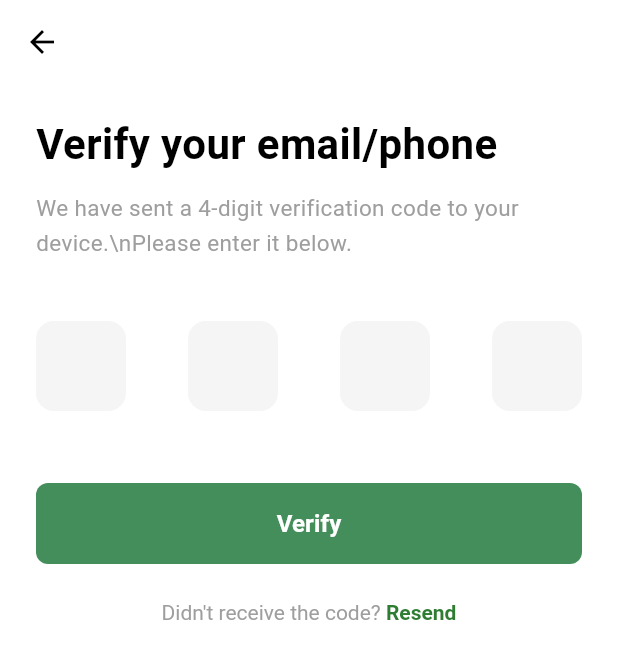
After one commit to difmo/Licious-Application, a Flutter app: the OtpPage screen opened by its route, on a phone screen of 412 x 824 dp. The commit adds this screen. Shown: the top 659 px of the screen. Run offline on Flutter 3.47's test engine with Material 3 defaults, Android fonts, the phone set to English and light mode, and no system bars; our stand-ins replace google_sign_in.

Commit message:
save fix

```diff
--- a/lib/app/data/models/food_models.dart
+++ b/lib/app/data/models/food_models.dart
@@ -91,12 +91,14 @@ class UserProfile {
   final String email;
   final String phone;
   final String profileImage;
+  final String? token;
 
   const UserProfile({
     required this.name,
     required this.email,
     required this.phone,
     required this.profileImage,
+    this.token,
   });
 
   UserProfile copyWith({
@@ -104,12 +106,14 @@ class UserProfile {
     String? email,
     String? phone,
     String? profileImage,
+    String? token,
   }) {
     return UserProfile(
       name: name ?? this.name,
       email: email ?? this.email,
       phone: phone ?? this.phone,
       profileImage: profileImage ?? this.profileImage,
+      token: token ?? this.token,
     );
   }
 }
--- a/lib/app/modules/auth/login_page.dart
+++ b/lib/app/modules/auth/login_page.dart
@@ -72,6 +72,7 @@ class _LoginPageState extends State<LoginPage> {
             email: response.data!.email,
             phone: response.data!.phoneNumber,
             profileImage: 'assets/images/image copy 2.png',
+            token: response.token,
           ),
         );
       }
--- /dev/null
+++ b/lib/app/modules/auth/otp_page.dart
@@ -0,0 +1,196 @@
+import 'package:flutter/material.dart';
+import '../../widgets/common_button.dart';
+import 'package:flutter/services.dart';
+
+class OtpPage extends StatefulWidget {
+  final String? identifier;
+
+  const OtpPage({super.key, this.identifier});
+
+  @override
+  State<OtpPage> createState() => _OtpPageState();
+}
+
+class _OtpPageState extends State<OtpPage> {
+  final List<TextEditingController> _otpControllers = List.generate(
+    4,
+    (index) => TextEditingController(),
+  );
+  final List<FocusNode> _focusNodes = List.generate(4, (index) => FocusNode());
+
+  bool _isLoading = false;
+
+  @override
+  void dispose() {
+    for (var controller in _otpControllers) {
+      controller.dispose();
+    }
+    for (var node in _focusNodes) {
+      node.dispose();
+    }
+    super.dispose();
+  }
+
+  void _verifyOtp() async {
+    final otp = _otpControllers.map((c) => c.text).join();
+    if (otp.length < 4) {
+      ScaffoldMessenger.of(context).showSnackBar(
+        const SnackBar(content: Text('Please enter a valid 4-digit OTP')),
+      );
+      return;
+    }
+
+    setState(() {
+      _isLoading = true;
+    });
+
+    // Simulate OTP verification delay
+    await Future.delayed(const Duration(seconds: 2));
+
+    if (!mounted) return;
+
+    setState(() {
+      _isLoading = false;
+    });
+
+    // In a real scenario, after verifying OTP, you'd save token and navigate to /home
+    ScaffoldMessenger.of(
+      context,
+    ).showSnackBar(const SnackBar(content: Text('OTP Verified Successfully!')));
+    Navigator.pushReplacementNamed(context, '/home');
+  }
+
+  @override
+  Widget build(BuildContext context) {
+    return Scaffold(
+      backgroundColor: Colors.white,
+      appBar: AppBar(
+        backgroundColor: Colors.transparent,
+        elevation: 0,
+        leading: IconButton(
+          icon: const Icon(Icons.arrow_back, color: Colors.black),
+          onPressed: () => Navigator.pop(context),
+        ),
+      ),
+      body: SafeArea(
+        child: Padding(
+          padding: const EdgeInsets.symmetric(horizontal: 24.0),
+          child: Column(
+            crossAxisAlignment: CrossAxisAlignment.start,
+            children: [
+              const SizedBox(height: 20),
+              const Text(
+                'Verify your email/phone',
+                style: TextStyle(
+                  fontSize: 28,
+                  fontWeight: FontWeight.bold,
+                  color: Colors.black,
+                ),
+              ),
+              const SizedBox(height: 12),
+              Text(
+                'We have sent a 4-digit verification code to your device.\\nPlease enter it below.',
+                style: const TextStyle(
+                  fontSize: 15,
+                  color: Colors.grey,
+                  height: 1.5,
+                ),
+              ),
+              const SizedBox(height: 40),
+
+              // OTP Input Fields
+              Row(
+                mainAxisAlignment: MainAxisAlignment.spaceBetween,
+                children: List.generate(
+                  4,
+                  (index) => SizedBox(
+                    width: 60,
+                    height: 60,
+                    child: TextField(
+                      controller: _otpControllers[index],
+                      focusNode: _focusNodes[index],
+                      keyboardType: TextInputType.number,
+                      textAlign: TextAlign.center,
+                      maxLength: 1,
+                      style: const TextStyle(
+                        fontSize: 24,
+                        fontWeight: FontWeight.bold,
+                        color: Colors.black,
+                      ),
+                      decoration: InputDecoration(
+                        counterText: '',
+                        filled: true,
+                        fillColor: Colors.grey.shade100,
+                        border: OutlineInputBorder(
+                          borderRadius: BorderRadius.circular(12),
+                          borderSide: BorderSide.none,
+                        ),
+                        focusedBorder: OutlineInputBorder(
+                          borderRadius: BorderRadius.circular(12),
+                          borderSide: const BorderSide(
+                            color: Color(0xFF2E7D32),
+                            width: 2,
+                          ),
+                        ),
+                      ),
+                      inputFormatters: [FilteringTextInputFormatter.digitsOnly],
+                      onChanged: (value) {
+                        if (value.isNotEmpty && index < 3) {
+                          FocusScope.of(
+                            context,
+                          ).requestFocus(_focusNodes[index + 1]);
+                        } else if (value.isEmpty && index > 0) {
+                          FocusScope.of(
+                            context,
+                          ).requestFocus(_focusNodes[index - 1]);
+                        }
+                      },
+                    ),
+                  ),
+                ),
+              ),
+              const SizedBox(height: 48),
+
+              // Verify Button
+              _isLoading
+                  ? const Center(
+                      child: CircularProgressIndicator(
+                        color: Color(0xFF2E7D32),
+                      ),
+                    )
+                  : CommonButton(text: 'Verify', onPressed: _verifyOtp),
+
+              const SizedBox(height: 24),
+              // Resend code
+              Center(
+                child: GestureDetector(
+                  onTap: () {
+                    // Implement resend logic
+                    ScaffoldMessenger.of(context).showSnackBar(
+                      const SnackBar(content: Text('OTP resent!')),
+                    );
+                  },
+                  child: RichText(
+                    text: const TextSpan(
+                      text: "Didn't receive the code? ",
+                      style: TextStyle(fontSize: 14, color: Colors.grey),
+                      children: [
+                        TextSpan(
+                          text: 'Resend',
+                          style: TextStyle(
+                            color: Color(0xFF2E7D32),
+                            fontWeight: FontWeight.bold,
+                          ),
+                        ),
+                      ],
+                    ),
+                  ),
+                ),
+              ),
+            ],
+          ),
+        ),
+      ),
+    );
+  }
+}
--- a/lib/app/modules/auth/register_page.dart
+++ b/lib/app/modules/auth/register_page.dart
@@ -90,6 +90,7 @@ class _RegisterPageState extends State<RegisterPage> {
             email: response.data!.email,
             phone: response.data!.phoneNumber,
             profileImage: 'assets/images/image copy 2.png',
+            token: response.token,
           ),
         );
       }
@@ -97,7 +98,7 @@ class _RegisterPageState extends State<RegisterPage> {
       ScaffoldMessenger.of(
         context,
       ).showSnackBar(SnackBar(content: Text(response.message)));
-      Navigator.pushReplacementNamed(context, '/home');
+      Navigator.pushReplacementNamed(context, '/otp');
     } else {
       ScaffoldMessenger.of(
         context,
--- a/lib/app/routes/app_pages.dart
+++ b/lib/app/routes/app_pages.dart
@@ -7,6 +7,7 @@ import '../modules/auth/welcome_page.dart';
 import '../modules/auth/login_page.dart';
 import '../modules/auth/register_page.dart';
 import '../modules/auth/forgot_password_page.dart';
+import '../modules/auth/otp_page.dart';
 import '../modules/home/view/main_page.dart';
 import '../modules/categories/view/categories_page.dart';
 import '../modules/categories/view/vegetables_page.dart';
@@ -22,6 +23,7 @@ class AppPages {
     AppRoutes.welcome: (context) => const WelcomePage(),
     AppRoutes.login: (context) => const LoginPage(),
     AppRoutes.signup: (context) => const RegisterPage(),
+    AppRoutes.otp: (context) => const OtpPage(),
     AppRoutes.forgotPassword: (context) => const ForgotPasswordPage(),
     AppRoutes.home: (context) => const MainPage(),
     AppRoutes.categories: (context) => const CategoriesPage(),
--- a/lib/app/routes/app_routes.dart
+++ b/lib/app/routes/app_routes.dart
@@ -7,6 +7,7 @@ class AppRoutes {
   static const String forgotPassword = '/forgot-password';
   static const String login = '/login';
   static const String signup = '/signup';
+  static const String otp = '/otp';
   static const String home = '/home';
   static const String productDetails = '/product_details';
   static const String categories = '/categories';
--- a/pubspec.yaml
+++ b/pubspec.yaml
@@ -36,6 +36,10 @@ dependencies:
   cupertino_icons: ^1.0.8
   google_sign_in: ^6.2.1
   http: ^1.6.0
+  url_launcher: ^6.3.2
+  geolocator: ^14.0.2
+  geocoding: ^4.0.0
+  font_awesome_flutter: ^10.12.0
 
 
 dev_dependencies:
```
Also changed, not shown: lib/app/data/services/auth_service.dart (+28 -0 lines), lib/app/data/services/db_service.dart (+22 -5 lines), lib/app/data/services/profile_service.dart (added, +35 -0 lines), lib/app/modules/auth/forgot_password_page.dart (+52 -8 lines), lib/app/modules/profile/view/profile_page.dart (+72 -3 lines), pubspec.lock, 6 other files.
